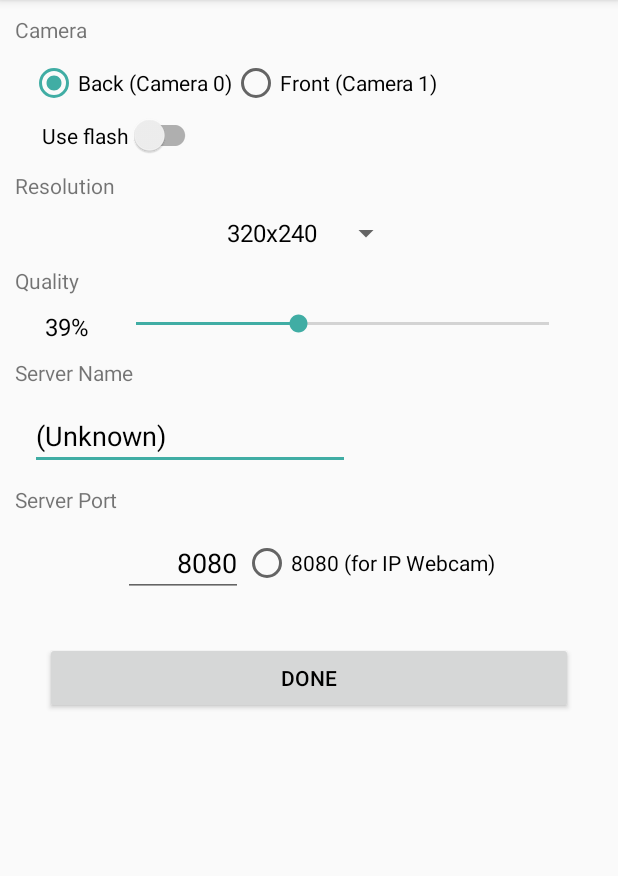
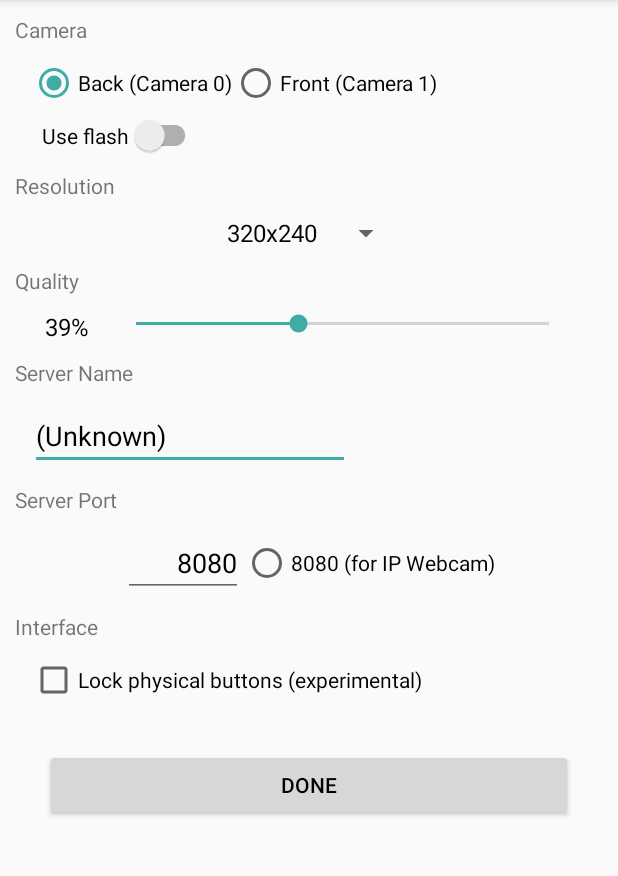
Before and after one commit to BrinedFish/BWARG-Slave, an Android app: the SlaveSettingsActivity screen opened directly, with no data from a screen before it, on a phone screen of 412 x 824 dp, the part 84-960 px from its top. Run offline under Robolectric (Android 15) with nearby library versions, the phone set to English and light mode, and no system bars; 1 statement that could not run was skipped.

Commit message:
Added option to lock physical keys
Useful for my S3 with broken screen, so I don't click on the two touch
buttons by mistake. Home buttons seems not to be disabled, but it's less
easy to click on it by mistake!
Credits to https://github.com/shaobin0604/Android-HomeKey-Locker/

```diff
--- a/app/src/main/AndroidManifest.xml
+++ b/app/src/main/AndroidManifest.xml
@@ -27,6 +27,7 @@
     <uses-permission android:name="android.permission.CAMERA" />
     <uses-permission android:name="android.permission.CHANGE_WIFI_MULTICAST_STATE" />
     <uses-permission android:name="android.permission.INTERNET" />
+    <uses-permission android:name="android.permission.SYSTEM_ALERT_WINDOW"/>
     <uses-permission android:name="android.permission.WAKE_LOCK" />
 
     <application
--- a/app/src/main/java/com/bwarg/slave/SlaveSettingsActivity.java
+++ b/app/src/main/java/com/bwarg/slave/SlaveSettingsActivity.java
@@ -12,6 +12,7 @@ import android.view.View;
 import android.widget.AdapterView;
 import android.widget.ArrayAdapter;
 import android.widget.Button;
+import android.widget.CheckBox;
 import android.widget.CompoundButton;
 import android.widget.EditText;
 import android.widget.RadioGroup;
@@ -42,6 +43,8 @@ public class SlaveSettingsActivity extends ActionBarActivity {
     EditText name_input;
 
     RadioGroup port_group;
+    CheckBox lock_checkbox;
+
     Button settings_done;
 
 
@@ -69,6 +72,8 @@ public class SlaveSettingsActivity extends ActionBarActivity {
 
         port_input = (EditText) findViewById(R.id.port_input);
         port_group = (RadioGroup) findViewById(R.id.port_radiogroup);
+
+        lock_checkbox=(CheckBox) findViewById(R.id.lockCheckbox);
 
         fillUI(streamPrefs);
 
@@ -103,8 +108,8 @@ public class SlaveSettingsActivity extends ActionBarActivity {
         quality_seekbar.setOnSeekBarChangeListener(new SeekBar.OnSeekBarChangeListener() {
             @Override
             public void onProgressChanged(SeekBar seekBar, int progress, boolean fromUser) {
-                quality_text.setText(String.valueOf(progress+1)+"%");
-                streamPrefs.setQuality(progress+1);
+                quality_text.setText(String.valueOf(progress + 1) + "%");
+                streamPrefs.setQuality(progress + 1);
             }
 
             @Override
@@ -121,9 +126,16 @@ public class SlaveSettingsActivity extends ActionBarActivity {
             public void onCheckedChanged(RadioGroup group, int checkedId) {
                 if (checkedId == R.id.camera_0) {
                     streamPrefs.setCamIndex(0);
-                }else if(checkedId==R.id.camera_1){
+                } else if (checkedId == R.id.camera_1) {
                     streamPrefs.setCamIndex(1);
                 }
+            }
+        });
+
+        lock_checkbox.setOnCheckedChangeListener(new CompoundButton.OnCheckedChangeListener() {
+            @Override
+            public void onCheckedChanged(CompoundButton buttonView, boolean isChecked) {
+                StreamCameraActivity.LOCK_PHYS_KEYS = isChecked;
             }
         });
 
@@ -165,10 +177,10 @@ public class SlaveSettingsActivity extends ActionBarActivity {
         flash_switch.setChecked(prefs.useFlashLight());
         initSpinner(prefs);
         name_input.setText(prefs.getName());
-        quality_seekbar.setProgress(prefs.getQuality()-1);
-        quality_text.setText(String.valueOf(prefs.getQuality()-1)+"%");
+        quality_seekbar.setProgress(prefs.getQuality() - 1);
+        quality_text.setText(String.valueOf(prefs.getQuality() - 1) + "%");
         port_input.setText(String.valueOf(prefs.getIp_port()), TextView.BufferType.NORMAL);
-
+        lock_checkbox.setChecked(StreamCameraActivity.LOCK_PHYS_KEYS);
     }
 
     private void initSpinner(StreamPreferences prefs){
--- a/app/src/main/res/layout/settings.xml
+++ b/app/src/main/res/layout/settings.xml
@@ -185,6 +185,20 @@
                 </RadioGroup>
             </LinearLayout>
 
+            <TextView
+                android:layout_width="wrap_content"
+                android:layout_height="wrap_content"
+                android:text="@string/interface_label"
+                android:layout_margin="10dp"
+                android:id="@+id/textView2" />
+
+            <CheckBox
+                android:layout_width="wrap_content"
+                android:layout_height="wrap_content"
+                android:text="@string/lock_keys_checkbox"
+                android:id="@+id/lockCheckbox"
+                android:layout_marginLeft="20dp" />
+
             <Button
                 android:id="@+id/settings_done"
                 android:layout_width="fill_parent"
--- a/app/src/main/res/values/strings.xml
+++ b/app/src/main/res/values/strings.xml
@@ -37,6 +37,6 @@
     <string name="bgp_label">BGP (smaller files, slower enc/dec)</string>
     <string name="camera_0_back">Back (Camera 0)</string>
     <string name="camera_1_front">Front (Camera 1)</string>
-
-
+    <string name="interface_label">Interface</string>
+    <string name="lock_keys_checkbox">Lock physical buttons (experimental)</string>
 </resources>
```
Also changed, not shown: app/src/main/java/com/bwarg/slave/HomeKeyLocker.java (added, +63 -0 lines), app/src/main/java/com/bwarg/slave/StreamCameraActivity.java (+35 -13 lines), app/src/main/res/values/styles.xml (added, +11 -0 lines).
